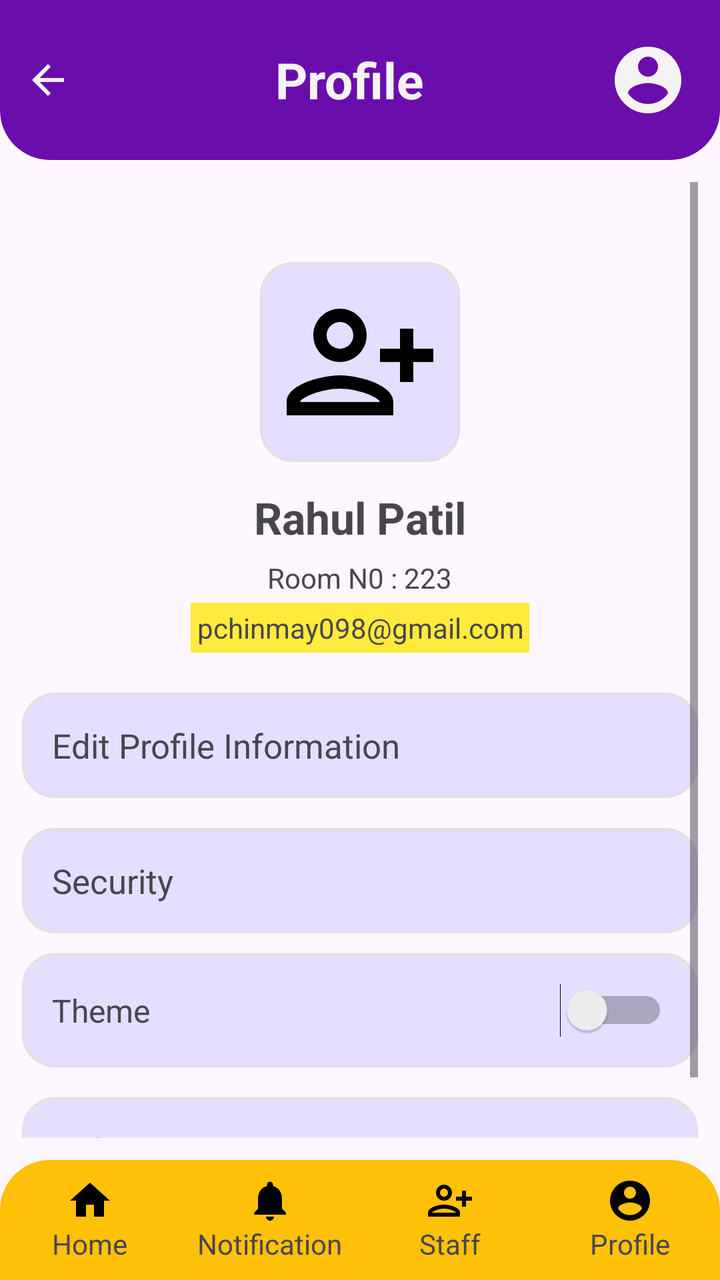
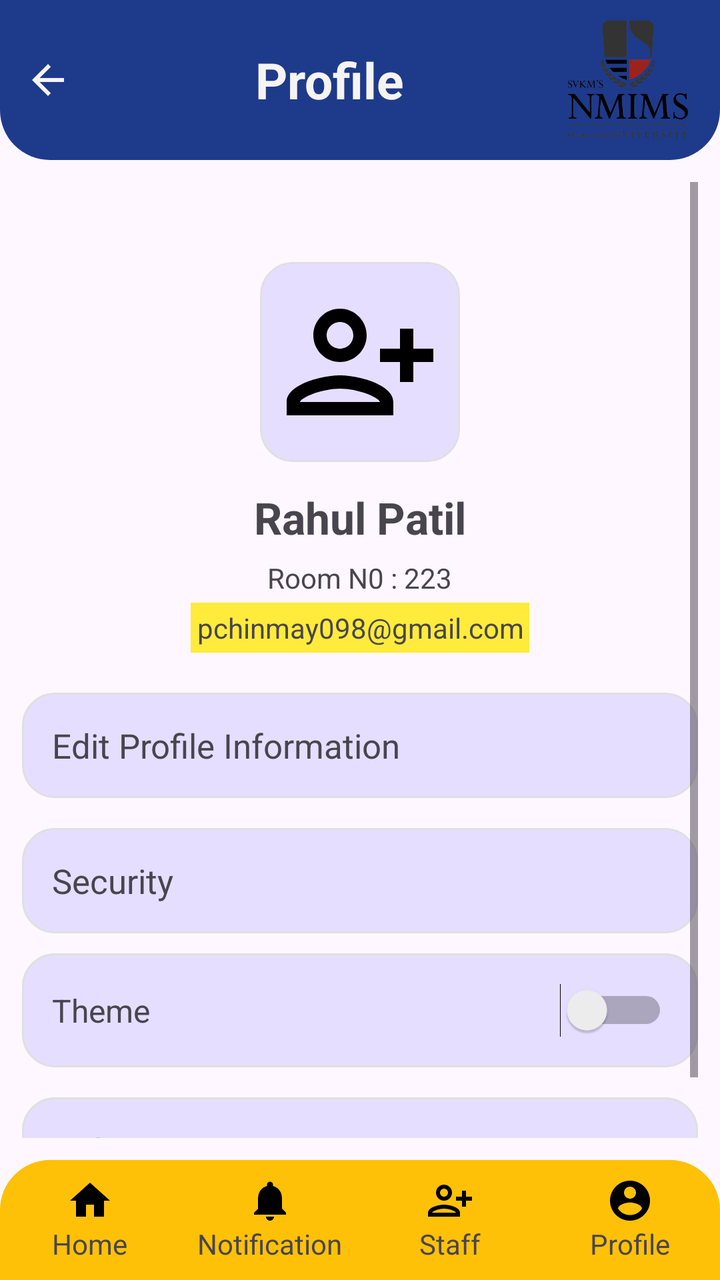

Before-and-after screenshots of an Android layout around one commit, followed by the original layout XML and the change that was made.
<!-- AndroidManifest.xml: application theme Theme.HostelComplaintApp -->
<!-- res/layout/imgprofile_click.xml -->
<?xml version="1.0" encoding="utf-8"?>
<LinearLayout xmlns:android="http://schemas.android.com/apk/res/android"
    xmlns:app="http://schemas.android.com/apk/res-auto"
    android:orientation="vertical"
    android:layout_width="match_parent"
    android:layout_height="match_parent">

    
    <androidx.appcompat.widget.Toolbar
        android:id="@+id/toolbar"
        android:layout_width="match_parent"
        android:layout_height="80dp"
        android:background="@drawable/toolbar_bg"
        app:contentInsetStart="0dp"
        app:contentInsetStartWithNavigation="0dp"
        app:contentInsetEnd="0dp">

        <LinearLayout
            android:layout_width="match_parent"
            android:layout_height="match_parent"
            android:orientation="horizontal"
            android:gravity="center_vertical"
            android:paddingStart="12dp"
            android:paddingEnd="16dp">

            <ImageView
                android:id="@+id/btnBack"
                android:layout_width="24dp"
                android:layout_height="24dp"
                android:src="@drawable/baseline_arrow_back_24"
                app:tint="@color/white"
                android:layout_marginEnd="10dp" />

            <LinearLayout
                android:layout_width="0dp"
                android:layout_height="wrap_content"
                android:layout_weight="1"
                android:orientation="vertical"
                android:gravity="center">

                <TextView
                    android:id="@+id/tv1WardenName"
                    android:layout_width="wrap_content"
                    android:layout_height="wrap_content"
                    android:text="Profile"
                    android:textColor="@color/white"
                    android:textSize="25dp"
                    android:textStyle="bold"/>


            </LinearLayout>

            <ImageView
                android:id="@+id/imgProfile1"
                android:layout_width="40dp"
                android:layout_height="40dp"
                android:src="@drawable/baseline_account_circle_24"
                android:tint="@color/white"/>
        </LinearLayout>

    </androidx.appcompat.widget.Toolbar>


    
    <LinearLayout
        android:layout_width="match_parent"
        android:layout_height="0dp"
        android:layout_weight="1"
        android:orientation="vertical"
        android:padding="11dp">

        <ScrollView
            android:layout_width="match_parent"
            android:layout_height="match_parent">

            <LinearLayout
                android:orientation="vertical"
                android:layout_width="match_parent"
                android:layout_height="wrap_content">

                
                <ImageView
                    android:id="@+id/profileImage"
                    android:layout_width="100dp"
                    android:layout_height="100dp"
                    android:layout_gravity="center"
                    android:src="@drawable/baseline_person_add_alt_24"
                    android:background="@drawable/imgprofile_roundedcard"
                    android:clipToOutline="true"
                    android:scaleType="centerCrop"
                    android:padding="10dp"
                    android:layout_marginTop="40dp"/>

                
                <TextView
                    android:id="@+id/tvName1"
                    android:text="Rahul Patil"
                    android:textSize="22sp"
                    android:textStyle="bold"
                    android:layout_marginTop="10dp"
                    android:layout_gravity="center"
                    android:layout_width="wrap_content"
                    android:layout_height="wrap_content"
                    android:padding="3dp"/>

                
                <TextView
                    android:id="@+id/tvRoomno"
                    android:text="Room N0 : 223"
                    android:textSize="14sp"
                    android:gravity="center"
                    android:layout_gravity="center"
                    android:layout_width="wrap_content"
                    android:layout_height="wrap_content"
                    android:padding="3dp"/>

                
                <TextView
                    android:id="@+id/tvEmail"
                    android:text="pchinmay098@gmail.com"
                    android:textSize="14sp"
                    android:gravity="center"
                    android:layout_gravity="center"
                    android:background="@color/yellow"
                    android:layout_width="wrap_content"
                    android:layout_height="wrap_content"
                    android:padding="3dp"/>

                
                <LinearLayout
                    android:orientation="vertical"
                    android:padding="15dp"
                    android:layout_marginTop="20dp"
                    android:background="@drawable/imgprofile_roundedcard"
                    android:layout_width="match_parent"
                    android:layout_height="wrap_content">

                    <TextView
                        android:text="Edit Profile Information"
                        android:id="@+id/EditProfileinformation"
                        android:textSize="17sp"
                        android:layout_width="wrap_content"
                        android:layout_height="wrap_content"/>
                </LinearLayout>

                
                <LinearLayout
                    android:orientation="vertical"
                    android:padding="15dp"
                    android:layout_marginTop="15dp"
                    android:background="@drawable/imgprofile_roundedcard"
                    android:layout_width="match_parent"
                    android:layout_height="wrap_content">

                    <TextView
                        android:text="Security"
                        android:id="@+id/security"
                        android:textSize="17sp"
                        android:layout_width="wrap_content"
                        android:layout_height="wrap_content"/>
                </LinearLayout>

                
                <LinearLayout
                    android:orientation="horizontal"
                    android:padding="15dp"
                    android:layout_marginTop="10dp"
                    android:background="@drawable/imgprofile_roundedcard"
                    android:layout_width="match_parent"
                    android:layout_height="wrap_content"
                    android:gravity="center_vertical">

                    <TextView
                        android:layout_width="0dp"
                        android:layout_height="wrap_content"
                        android:id="@+id/theme"
                        android:layout_weight="1"
                        android:text="Theme"
                        android:textSize="16sp"/>

                    <Switch
                        android:id="@+id/switchTheme"
                        android:layout_width="wrap_content"
                        android:layout_height="wrap_content"/>
                </LinearLayout>

                
                <LinearLayout
                    android:orientation="vertical"
                    android:padding="15dp"
                    android:layout_marginTop="15dp"
                    android:background="@drawable/imgprofile_roundedcard"
                    android:layout_width="match_parent"
                    android:layout_height="wrap_content">

                    <TextView
                        android:text="Help &amp; Support"
                        android:id="@+id/contactus"
                        android:textSize="17sp"
                        android:layout_width="wrap_content"
                        android:layout_height="wrap_content"/>
                </LinearLayout>

            </LinearLayout>

        </ScrollView>

    </LinearLayout>


    
    <LinearLayout
        android:layout_width="match_parent"
        android:layout_height="60dp"
        android:orientation="horizontal"
        android:background="@drawable/bottom_nav_bg"
        android:weightSum="4">

        <LinearLayout
            android:layout_weight="1"
            android:gravity="center"
            android:orientation="vertical"
            android:layout_width="0dp"
            android:layout_height="match_parent">

            <ImageView
                android:layout_width="24dp"
                android:layout_height="24dp"
                android:src="@drawable/baseline_home_24"/>

            <TextView android:text="Home"
                android:layout_width="wrap_content"
                android:layout_height="wrap_content"/>
        </LinearLayout>

        <LinearLayout
            android:layout_weight="1"
            android:gravity="center"
            android:orientation="vertical"
            android:layout_width="0dp"
            android:layout_height="match_parent">

            <ImageView
                android:layout_width="24dp"
                android:layout_height="24dp"
                android:src="@drawable/baseline_notifications_24"/>

            <TextView android:text="Notification"
                android:layout_width="wrap_content"
                android:layout_height="wrap_content"/>
        </LinearLayout>

        <LinearLayout
            android:layout_weight="1"
            android:gravity="center"
            android:orientation="vertical"
            android:layout_width="0dp"
            android:layout_height="match_parent">

            <ImageView
                android:layout_width="24dp"
                android:layout_height="24dp"
                android:src="@drawable/baseline_person_add_alt_24"/>

            <TextView android:text="Staff"
                android:layout_width="wrap_content"
                android:layout_height="wrap_content"/>
        </LinearLayout>

        <LinearLayout
            android:layout_weight="1"
            android:gravity="center"
            android:orientation="vertical"
            android:layout_width="0dp"
            android:layout_height="match_parent">

            <ImageView
                android:layout_width="24dp"
                android:layout_height="24dp"
                android:src="@drawable/baseline_account_circle_24"/>

            <TextView android:text="Profile"
                android:layout_width="wrap_content"
                android:layout_height="wrap_content"/>
        </LinearLayout>

    </LinearLayout>


</LinearLayout>
<!-- resources referenced by this layout -->
<resources>
  <color name="white">#F6F3F3</color>
  <color name="yellow">#FFEB3B</color>
  <!-- drawable baseline_account_circle_24 (drawable) -->
  <vector xmlns:android="http://schemas.android.com/apk/res/android" android:height="24dp" android:tint="#000000" android:viewportHeight="24" android:viewportWidth="24" android:width="24dp">
        
      <path android:fillColor="@android:color/white" android:pathData="M12,2C6.48,2 2,6.48 2,12s4.48,10 10,10 10,-4.48 10,-10S17.52,2 12,2zM12,5c1.66,0 3,1.34 3,3s-1.34,3 -3,3 -3,-1.34 -3,-3 1.34,-3 3,-3zM12,19.2c-2.5,0 -4.71,-1.28 -6,-3.22 0.03,-1.99 4,-3.08 6,-3.08 1.99,0 5.97,1.09 6,3.08 -1.29,1.94 -3.5,3.22 -6,3.22z"/>
      
  </vector>
  <!-- drawable baseline_arrow_back_24 (drawable) -->
  <vector xmlns:android="http://schemas.android.com/apk/res/android" android:autoMirrored="true" android:height="24dp" android:tint="#000000" android:viewportHeight="24" android:viewportWidth="24" android:width="24dp">
        
      <path android:fillColor="@android:color/white" android:pathData="M20,11H7.83l5.59,-5.59L12,4l-8,8 8,8 1.41,-1.41L7.83,13H20v-2z"/>
      
  </vector>
  <!-- drawable baseline_home_24 (drawable) -->
  <vector xmlns:android="http://schemas.android.com/apk/res/android" android:height="24dp" android:tint="#000000" android:viewportHeight="24" android:viewportWidth="24" android:width="24dp">
        
      <path android:fillColor="@android:color/white" android:pathData="M10,20v-6h4v6h5v-8h3L12,3 2,12h3v8z"/>
      
  </vector>
  <!-- drawable baseline_notifications_24 (drawable) -->
  <vector xmlns:android="http://schemas.android.com/apk/res/android" android:height="24dp" android:tint="#000000" android:viewportHeight="24" android:viewportWidth="24" android:width="24dp">
        
      <path android:fillColor="@android:color/white" android:pathData="M12,22c1.1,0 2,-0.9 2,-2h-4c0,1.1 0.89,2 2,2zM18,16v-5c0,-3.07 -1.64,-5.64 -4.5,-6.32L13.5,4c0,-0.83 -0.67,-1.5 -1.5,-1.5s-1.5,0.67 -1.5,1.5v0.68C7.63,5.36 6,7.92 6,11v5l-2,2v1h16v-1l-2,-2z"/>
      
  </vector>
  <!-- drawable baseline_person_add_alt_24 (drawable) -->
  <vector xmlns:android="http://schemas.android.com/apk/res/android" android:height="24dp" android:tint="#000000" android:viewportHeight="24" android:viewportWidth="24" android:width="24dp">
        
      <path android:fillColor="@android:color/white" android:pathData="M13,8c0,-2.21 -1.79,-4 -4,-4S5,5.79 5,8s1.79,4 4,4S13,10.21 13,8zM11,8c0,1.1 -0.9,2 -2,2S7,9.1 7,8s0.9,-2 2,-2S11,6.9 11,8zM1,18v2h16v-2c0,-2.66 -5.33,-4 -8,-4S1,15.34 1,18zM3,18c0.2,-0.71 3.3,-2 6,-2c2.69,0 5.78,1.28 6,2H3zM20,15v-3h3v-2h-3V7h-2v3h-3v2h3v3H20z"/>
      
  </vector>
  <!-- drawable bottom_nav_bg (drawable) -->
  <?xml version="1.0" encoding="utf-8"?>
  <shape xmlns:android="http://schemas.android.com/apk/res/android">
  
      
      <solid android:color="#FFC107"/>
  
      
      <corners
          android:topLeftRadius="25dp"
          android:topRightRadius="25dp"
          android:bottomLeftRadius="0dp"
          android:bottomRightRadius="0dp"/>
  
  </shape>
  <!-- drawable imgprofile_roundedcard (drawable) -->
  <shape xmlns:android="http://schemas.android.com/apk/res/android">
  
      
      <solid android:color="@color/material_dynamic_tertiary90"/>
  
      
      <corners android:radius="16dp"/>
  
      
      <stroke
          android:width="1dp"
          android:color="#E0E0E0"/>
  
  </shape>
  <!-- drawable toolbar_bg (drawable) -->
  <?xml version="1.0" encoding="utf-8"?>
  <shape xmlns:android="http://schemas.android.com/apk/res/android">
  
      <solid android:color="@color/purple"/>
  
      <corners
          android:topLeftRadius="0dp"
          android:topRightRadius="0dp"
          android:bottomLeftRadius="25dp"
          android:bottomRightRadius="25dp"/>
  
  </shape>
  <style name="Theme.HostelComplaintApp" parent="Base.Theme.HostelComplaintApp" />
  <color name="purple">#6A0DAD</color>
  <style name="Base.Theme.HostelComplaintApp" parent="Theme.Material3.DayNight.NoActionBar">
          
          
      </style>
</resources>

<!-- the commit's change to res/layout/imgprofile_click.xml (unified diff, before → after) -->
@@ -1,6 +1,7 @@
 <?xml version="1.0" encoding="utf-8"?>
 <LinearLayout xmlns:android="http://schemas.android.com/apk/res/android"
     xmlns:app="http://schemas.android.com/apk/res-auto"
+    android:id="@+id/main"
     android:orientation="vertical"
     android:layout_width="match_parent"
     android:layout_height="match_parent">
@@ -50,12 +51,12 @@
 
             </LinearLayout>
 
-            <ImageView
-                android:id="@+id/imgProfile1"
-                android:layout_width="40dp"
-                android:layout_height="40dp"
-                android:src="@drawable/baseline_account_circle_24"
-                android:tint="@color/white"/>
+            
+            <ImageView
+                android:layout_width="60dp"
+                android:layout_height="60dp"
+                android:id="@+id/imgnmlogo"
+                android:src="@drawable/nmm"/>
         </LinearLayout>
 
     </androidx.appcompat.widget.Toolbar>
@@ -224,6 +225,7 @@
             android:layout_height="match_parent">
 
             <ImageView
+                android:id="@+id/gotohomepg"
                 android:layout_width="24dp"
                 android:layout_height="24dp"
                 android:src="@drawable/baseline_home_24"/>
@@ -241,6 +243,7 @@
             android:layout_height="match_parent">
 
             <ImageView
+                android:id="@+id/btnNotification"
                 android:layout_width="24dp"
                 android:layout_height="24dp"
                 android:src="@drawable/baseline_notifications_24"/>
@@ -258,6 +261,7 @@
             android:layout_height="match_parent">
 
             <ImageView
+                android:id="@+id/staff_manage"
                 android:layout_width="24dp"
                 android:layout_height="24dp"
                 android:src="@drawable/baseline_person_add_alt_24"/>
@@ -275,6 +279,7 @@
             android:layout_height="match_parent">
 
             <ImageView
+                android:id="@+id/imgprof"
                 android:layout_width="24dp"
                 android:layout_height="24dp"
                 android:src="@drawable/baseline_account_circle_24"/>
<!-- resource entries referenced after the edit -->
@@ -62,11 +62,12 @@
           android:color="#E0E0E0"/>
   
   </shape>
+  <!-- drawable nmm: png bitmap (drawable, 28044 bytes) -->
   <!-- drawable toolbar_bg (drawable) -->
   <?xml version="1.0" encoding="utf-8"?>
   <shape xmlns:android="http://schemas.android.com/apk/res/android">
   
-      <solid android:color="@color/purple"/>
+      <solid android:color="#1E3A8A"/>
   
       <corners
           android:topLeftRadius="0dp"
@@ -76,7 +77,6 @@
   
   </shape>
   <style name="Theme.HostelComplaintApp" parent="Base.Theme.HostelComplaintApp" />
-  <color name="purple">#6A0DAD</color>
   <style name="Base.Theme.HostelComplaintApp" parent="Theme.Material3.DayNight.NoActionBar">
           
           
